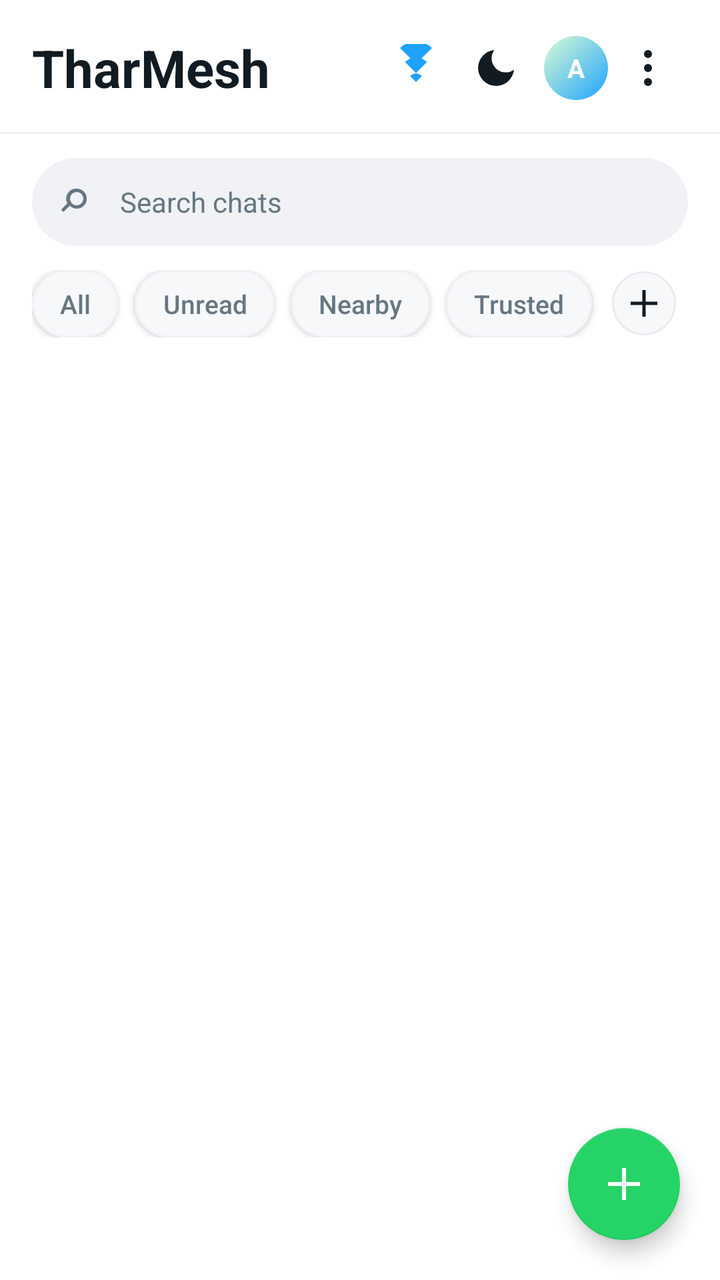
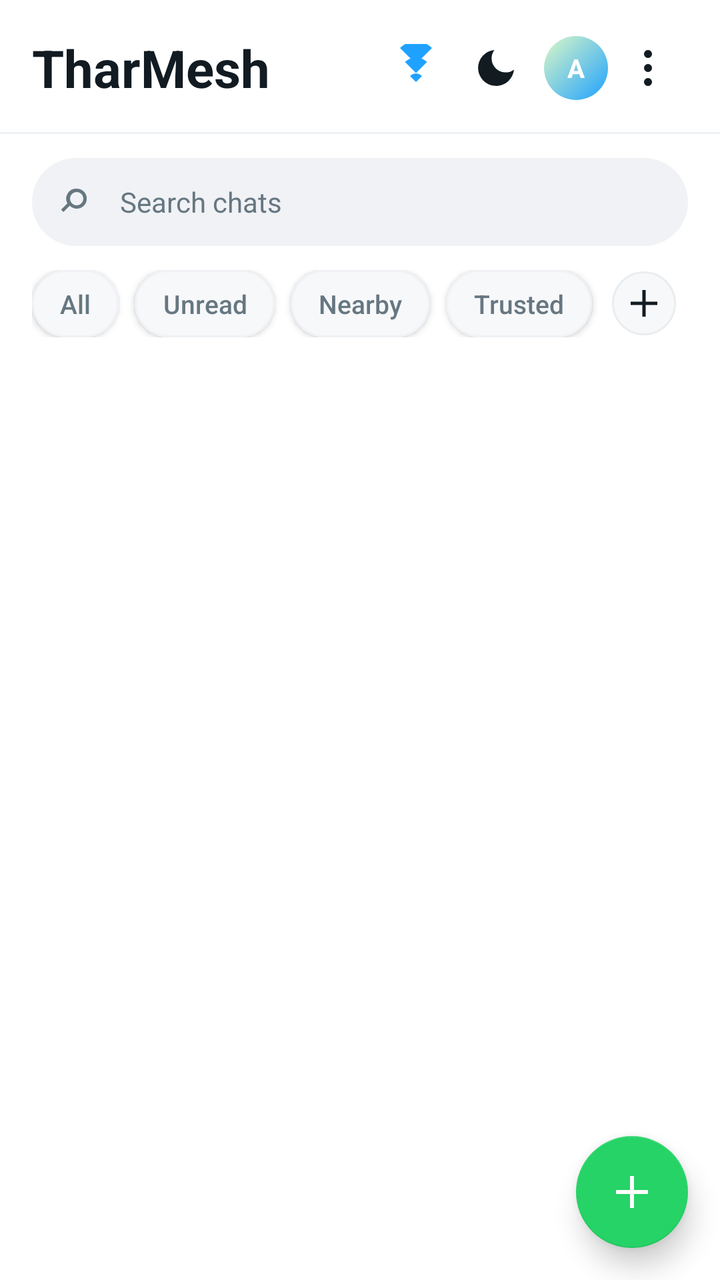

An Android layout rendered at two revisions. The XML below is the earlier revision; the diff shows what the commit changed to produce the second picture.
<!-- AndroidManifest.xml: application theme Theme.TharMesh -->
<!-- res/layout/fragment_messages.xml -->
<?xml version="1.0" encoding="utf-8"?>
<androidx.coordinatorlayout.widget.CoordinatorLayout
    xmlns:android="http://schemas.android.com/apk/res/android"
    xmlns:app="http://schemas.android.com/apk/res-auto"
    android:layout_width="match_parent"
    android:layout_height="match_parent"
    android:background="@drawable/bg_screen_gradient">

    <LinearLayout
        android:layout_width="match_parent"
        android:layout_height="match_parent"
        android:orientation="vertical">

        
        
        
        
        
        <LinearLayout
            android:layout_width="match_parent"
            android:layout_height="wrap_content"
            android:gravity="center_vertical"
            android:orientation="horizontal"
            android:paddingStart="16dp"
            android:paddingEnd="16dp"
            android:paddingTop="14dp"
            android:paddingBottom="6dp">

            <TextView
                android:layout_width="0dp"
                android:layout_height="wrap_content"
                android:layout_weight="1"
                android:text="@string/app_name"
                android:textColor="?attr/tmTextPrimary"
                android:textSize="26sp"
                android:textStyle="bold" />

            
            <FrameLayout
                android:id="@+id/btn_top_mesh"
                android:layout_width="40dp"
                android:layout_height="40dp"
                android:background="@drawable/bg_top_icon">

                <ImageView
                    android:layout_width="match_parent"
                    android:layout_height="match_parent"
                    android:contentDescription="@string/cd_mesh_status"
                    android:padding="8dp"
                    android:src="@drawable/ic_wifi" />

                <View
                    android:id="@+id/top_mesh_warning_dot"
                    android:layout_width="10dp"
                    android:layout_height="10dp"
                    android:layout_gravity="top|end"
                    android:layout_marginTop="6dp"
                    android:layout_marginEnd="6dp"
                    android:background="@drawable/bg_warning_dot"
                    android:visibility="gone" />
            </FrameLayout>

            <ImageView
                android:id="@+id/btn_top_theme"
                android:layout_width="40dp"
                android:layout_height="40dp"
                android:background="@drawable/bg_top_icon"
                android:contentDescription="@string/settings_theme"
                android:padding="8dp"
                android:src="@drawable/ic_moon" />

            <FrameLayout
                android:id="@+id/btn_top_profile"
                android:layout_width="32dp"
                android:layout_height="32dp"
                android:layout_marginStart="4dp">

                <TextView
                    android:id="@+id/top_profile_avatar"
                    android:layout_width="match_parent"
                    android:layout_height="match_parent"
                    android:background="@drawable/bg_avatar"
                    android:gravity="center"
                    android:text="A"
                    android:textColor="@android:color/white"
                    android:textSize="13sp"
                    android:textStyle="bold" />

                <ImageView
                    android:id="@+id/top_profile_avatar_image"
                    android:layout_width="match_parent"
                    android:layout_height="match_parent"
                    android:scaleType="centerCrop"
                    android:visibility="gone"
                    android:contentDescription="@string/profile_avatar_cd" />
            </FrameLayout>

            <ImageView
                android:id="@+id/btn_top_overflow"
                android:layout_width="40dp"
                android:layout_height="40dp"
                android:background="@drawable/bg_top_icon"
                android:contentDescription="@string/settings_title"
                android:padding="8dp"
                android:src="@drawable/ic_more_vert" />
        </LinearLayout>

        
        <View
            android:layout_width="match_parent"
            android:layout_height="1dp"
            android:layout_marginTop="6dp"
            android:background="?attr/tmStrokeSoft" />

        
        
        
        <LinearLayout
            android:layout_width="match_parent"
            android:layout_height="wrap_content"
            android:layout_marginStart="16dp"
            android:layout_marginEnd="16dp"
            android:layout_marginTop="12dp"
            android:layout_marginBottom="12dp"
            android:background="@drawable/bg_search_pill"
            android:gravity="center_vertical"
            android:minHeight="44dp"
            android:orientation="horizontal"
            android:paddingStart="14dp"
            android:paddingEnd="14dp">

            <ImageView
                android:layout_width="20dp"
                android:layout_height="20dp"
                android:contentDescription="@string/cd_search"
                android:src="@drawable/ic_search" />

            <EditText
                android:id="@+id/chats_search"
                android:layout_width="0dp"
                android:layout_height="wrap_content"
                android:layout_marginStart="10dp"
                android:layout_weight="1"
                android:background="@null"
                android:hint="@string/chats_search_hint"
                android:imeOptions="actionSearch"
                android:inputType="text"
                android:maxLines="1"
                android:textColor="?attr/tmTextPrimary"
                android:textColorHint="?attr/tmTextSecondary"
                android:textSize="14sp" />
        </LinearLayout>

        
        
        
        <HorizontalScrollView
            android:layout_width="match_parent"
            android:layout_height="wrap_content"
            android:paddingStart="16dp"
            android:paddingEnd="16dp"
            android:paddingBottom="12dp"
            android:scrollbars="none">

            <LinearLayout
                android:layout_width="wrap_content"
                android:layout_height="wrap_content"
                android:gravity="center_vertical"
                android:orientation="horizontal">

                <Button
                    android:id="@+id/chip_filter_all"
                    style="@style/TmChip.Filter"
                    android:layout_width="wrap_content"
                    android:layout_height="wrap_content"
                    android:text="@string/chat_filter_all" />

                <Button
                    android:id="@+id/chip_filter_unread"
                    style="@style/TmChip.Filter"
                    android:layout_width="wrap_content"
                    android:layout_height="wrap_content"
                    android:text="@string/chat_filter_unread" />

                <Button
                    android:id="@+id/chip_filter_nearby"
                    style="@style/TmChip.Filter"
                    android:layout_width="wrap_content"
                    android:layout_height="wrap_content"
                    android:text="@string/chat_filter_nearby" />

                <Button
                    android:id="@+id/chip_filter_trusted"
                    style="@style/TmChip.Filter"
                    android:layout_width="wrap_content"
                    android:layout_height="wrap_content"
                    android:text="@string/chat_filter_trusted" />

                <FrameLayout
                    android:id="@+id/chip_filter_plus"
                    android:layout_width="32dp"
                    android:layout_height="32dp"
                    android:layout_marginStart="2dp"
                    android:background="@drawable/bg_chip_plus">

                    <ImageView
                        android:layout_width="20dp"
                        android:layout_height="20dp"
                        android:layout_gravity="center"
                        android:contentDescription="@string/new_chat"
                        android:src="@drawable/ic_plus_thin" />
                </FrameLayout>
            </LinearLayout>
        </HorizontalScrollView>

        
        
        
        
        
        <LinearLayout
            android:id="@+id/nearby_suggest_banner"
            android:layout_width="match_parent"
            android:layout_height="wrap_content"
            android:layout_marginStart="16dp"
            android:layout_marginEnd="16dp"
            android:layout_marginTop="4dp"
            android:layout_marginBottom="4dp"
            android:background="@drawable/bg_nearby_banner"
            android:gravity="center_vertical"
            android:orientation="horizontal"
            android:paddingStart="14dp"
            android:paddingTop="10dp"
            android:paddingEnd="6dp"
            android:paddingBottom="10dp"
            android:visibility="gone">

            <ImageView
                android:layout_width="20dp"
                android:layout_height="20dp"
                android:layout_marginEnd="10dp"
                android:contentDescription="@string/nearby_banner_icon_desc"
                android:src="@drawable/ic_wifi" />

            <TextView
                android:id="@+id/nearby_banner_text"
                android:layout_width="0dp"
                android:layout_height="wrap_content"
                android:layout_weight="1"
                android:textColor="?attr/tmTextPrimary"
                android:textSize="14sp" />

            <Button
                android:id="@+id/nearby_banner_add"
                style="@style/TmButton.Primary"
                android:layout_width="wrap_content"
                android:layout_height="wrap_content"
                android:minHeight="0dp"
                android:paddingStart="14dp"
                android:paddingTop="6dp"
                android:paddingEnd="14dp"
                android:paddingBottom="6dp"
                android:text="@string/nearby_banner_add" />

            <ImageView
                android:id="@+id/nearby_banner_dismiss"
                android:layout_width="32dp"
                android:layout_height="32dp"
                android:layout_marginStart="2dp"
                android:contentDescription="@string/nearby_banner_dismiss_desc"
                android:padding="6dp"
                android:src="@drawable/ic_close" />
        </LinearLayout>

        
        
        
        <FrameLayout
            android:layout_width="match_parent"
            android:layout_height="0dp"
            android:layout_weight="1">

            <androidx.recyclerview.widget.RecyclerView
                android:id="@+id/recycler_chats"
                android:layout_width="match_parent"
                android:layout_height="match_parent"
                android:clipToPadding="false"
                android:paddingTop="2dp"
                android:paddingBottom="120dp" />

            <LinearLayout
                android:id="@+id/empty_chats"
                android:layout_width="match_parent"
                android:layout_height="wrap_content"
                android:layout_gravity="center"
                android:gravity="center_horizontal"
                android:orientation="vertical"
                android:padding="32dp"
                android:visibility="gone">

                <FrameLayout
                    android:layout_width="80dp"
                    android:layout_height="80dp"
                    android:background="@drawable/bg_round_icon_green">

                    <ImageView
                        android:layout_width="36dp"
                        android:layout_height="36dp"
                        android:layout_gravity="center"
                        android:src="@drawable/ic_message" />
                </FrameLayout>

                <TextView
                    style="@style/Text.H2"
                    android:layout_width="wrap_content"
                    android:layout_height="wrap_content"
                    android:layout_marginTop="18dp"
                    android:text="@string/empty_chats" />

                <TextView
                    style="@style/Text.Caption"
                    android:layout_width="wrap_content"
                    android:layout_height="wrap_content"
                    android:layout_marginTop="8dp"
                    android:gravity="center"
                    android:textSize="15sp"
                    android:text="@string/empty_chats_hint" />

                <Button
                    android:id="@+id/button_empty_start_chat"
                    style="@style/TmButton.Primary"
                    android:layout_width="wrap_content"
                    android:layout_height="wrap_content"
                    android:layout_marginTop="24dp"
                    android:minWidth="200dp"
                    android:text="@string/empty_chats_button" />

                <Button
                    android:id="@+id/button_empty_invite"
                    style="?android:attr/borderlessButtonStyle"
                    android:layout_width="wrap_content"
                    android:layout_height="wrap_content"
                    android:layout_marginTop="4dp"
                    android:minWidth="200dp"
                    android:text="@string/empty_chats_invite" />
            </LinearLayout>
        </FrameLayout>
    </LinearLayout>

    
    
    
    <com.google.android.material.floatingactionbutton.FloatingActionButton
        android:id="@+id/fab_new_chat"
        android:layout_width="wrap_content"
        android:layout_height="wrap_content"
        android:layout_gravity="bottom|end"
        android:layout_margin="20dp"
        android:contentDescription="@string/new_chat"
        android:src="@drawable/ic_plus"
        app:backgroundTint="?attr/tmNeonGreen"
        app:tint="?attr/tmBg"
        app:elevation="6dp" />

</androidx.coordinatorlayout.widget.CoordinatorLayout>
<!-- resources referenced by this layout -->
<resources>
  <!-- drawable bg_search_pill (drawable) -->
  <?xml version="1.0" encoding="utf-8"?>
  <shape xmlns:android="http://schemas.android.com/apk/res/android"
      android:shape="rectangle">
      <solid android:color="?attr/tmSearchFill" />
      <corners android:radius="100dp" />
  </shape>
  <string name="app_name">TharMesh</string>
  <string name="cd_mesh_status">Mesh status</string>
  <string name="cd_search">Search</string>
  <string name="chat_filter_all">All</string>
  <string name="chat_filter_nearby">Nearby</string>
  <string name="chat_filter_trusted">Trusted</string>
  <string name="chat_filter_unread">Unread</string>
  <string name="chats_search_hint">Search chats</string>
  <string name="empty_chats">No conversations yet</string>
  <string name="empty_chats_button">Start Mesh Chat</string>
  <string name="empty_chats_hint">Start a mesh chat with nearby devices.</string>
  <string name="empty_chats_invite">Invite a friend</string>
  <string name="nearby_banner_add">Add</string>
  <string name="nearby_banner_dismiss_desc">Dismiss</string>
  <string name="nearby_banner_icon_desc">Nearby peer</string>
  <string name="new_chat">New chat</string>
  <string name="profile_avatar_cd">Profile photo</string>
  <string name="settings_theme">Theme</string>
  <string name="settings_title">Settings</string>
  <style name="Text.Caption" parent="TextAppearance.AppCompat">
          <item name="android:textColor">?attr/tmTextSecondary</item>
          <item name="android:textSize">12sp</item>
      </style>
  <style name="Text.H2" parent="TextAppearance.AppCompat">
          <item name="android:textColor">?attr/tmTextPrimary</item>
          <item name="android:textSize">18sp</item>
          <item name="android:textStyle">bold</item>
      </style>
  <color name="tm_light_neon_green">#25D366</color>
  <color name="tm_light_neon_green_dim">#D9FDD3</color>
  <color name="tm_light_bg">#FFFFFF</color>
  <color name="tm_light_neon_cyan">#1FA2FF</color>
  <color name="tm_light_neon_cyan_dim">#D6ECFF</color>
  <color name="tm_light_surface">#FFFFFF</color>
  <color name="tm_light_text_primary">#111B21</color>
  <color name="tm_light_text_secondary">#667781</color>
  <color name="tm_light_bg_2">#F7F8FA</color>
  <color name="tm_light_surface_2">#F7F8FA</color>
  <color name="tm_light_surface_glass">#FFFFFF</color>
  <color name="tm_light_stroke">#E9EDEF</color>
  <color name="tm_light_stroke_soft">#F0F2F5</color>
  <color name="tm_light_text_muted">#8696A0</color>
  <color name="tm_light_desert_amber">#F09D38</color>
  <color name="tm_light_danger">#E53935</color>
  <color name="tm_light_danger_dim">#FBE9E7</color>
  <color name="tm_light_warning">#F09D38</color>
  <color name="tm_light_bubble_me_start">#D9FDD3</color>
  <color name="tm_light_bubble_me_end">#D9FDD3</color>
  <color name="tm_light_bubble_peer">#FFFFFF</color>
  <color name="tm_light_bubble_text_me">#111B21</color>
  <color name="tm_light_bubble_text_peer">#111B21</color>
  <color name="tm_light_tick_read">#53BDEB</color>
  <color name="tm_light_tick_default">#8696A0</color>
  <color name="tm_light_unread_badge">#25D366</color>
  <color name="tm_light_unread_badge_text">#FFFFFF</color>
  <color name="tm_light_gradient_top">#FFFFFF</color>
  <color name="tm_light_gradient_bottom">#FFFFFF</color>
  <color name="tm_light_glow_cyan_20">#331FA2FF</color>
  <color name="tm_light_glow_green_20">#3325D366</color>
  <color name="tm_light_glow_danger_20">#33E53935</color>
  <color name="tm_light_search_fill">#F0F2F5</color>
  <!-- unchanged entries left out for length: 20 -->
</resources>

<!-- the commit's change to res/layout/fragment_messages.xml (unified diff, before → after) -->
@@ -295,12 +295,12 @@
                 android:layout_gravity="center"
                 android:gravity="center_horizontal"
                 android:orientation="vertical"
-                android:padding="32dp"
+                android:padding="@dimen/tm_space_xxl"
                 android:visibility="gone">
 
                 <FrameLayout
-                    android:layout_width="80dp"
-                    android:layout_height="80dp"
+                    android:layout_width="88dp"
+                    android:layout_height="88dp"
                     android:background="@drawable/bg_round_icon_green">
 
                     <ImageView
@@ -314,16 +314,17 @@
                     style="@style/Text.H2"
                     android:layout_width="wrap_content"
                     android:layout_height="wrap_content"
-                    android:layout_marginTop="18dp"
+                    android:layout_marginTop="@dimen/tm_space_xl"
+                    android:gravity="center"
                     android:text="@string/empty_chats" />
 
                 <TextView
-                    style="@style/Text.Caption"
-                    android:layout_width="wrap_content"
-                    android:layout_height="wrap_content"
-                    android:layout_marginTop="8dp"
+                    style="@style/Text.Meta"
+                    android:layout_width="wrap_content"
+                    android:layout_height="wrap_content"
+                    android:layout_marginTop="@dimen/tm_space_s"
                     android:gravity="center"
-                    android:textSize="15sp"
+                    android:lineSpacingExtra="2dp"
                     android:text="@string/empty_chats_hint" />
 
                 <Button
@@ -331,7 +332,7 @@
                     style="@style/TmButton.Primary"
                     android:layout_width="wrap_content"
                     android:layout_height="wrap_content"
-                    android:layout_marginTop="24dp"
+                    android:layout_marginTop="@dimen/tm_space_xxl"
                     android:minWidth="200dp"
                     android:text="@string/empty_chats_button" />
 
@@ -340,7 +341,7 @@
                     style="?android:attr/borderlessButtonStyle"
                     android:layout_width="wrap_content"
                     android:layout_height="wrap_content"
-                    android:layout_marginTop="4dp"
+                    android:layout_marginTop="@dimen/tm_space_xs"
                     android:minWidth="200dp"
                     android:text="@string/empty_chats_invite" />
             </LinearLayout>
@@ -355,11 +356,12 @@
         android:layout_width="wrap_content"
         android:layout_height="wrap_content"
         android:layout_gravity="bottom|end"
-        android:layout_margin="20dp"
+        android:layout_margin="@dimen/tm_space_l"
         android:contentDescription="@string/new_chat"
         android:src="@drawable/ic_plus"
         app:backgroundTint="?attr/tmNeonGreen"
         app:tint="?attr/tmBg"
-        app:elevation="6dp" />
+        app:elevation="8dp"
+        app:pressedTranslationZ="2dp" />
 
 </androidx.coordinatorlayout.widget.CoordinatorLayout>
<!-- resource entries referenced after the edit -->
@@ -1,5 +1,10 @@
 <!-- resources referenced by this layout -->
 <resources>
+  <dimen name="tm_space_l">16dp</dimen>
+  <dimen name="tm_space_s">8dp</dimen>
+  <dimen name="tm_space_xl">20dp</dimen>
+  <dimen name="tm_space_xs">4dp</dimen>
+  <dimen name="tm_space_xxl">24dp</dimen>
   <!-- drawable bg_search_pill (drawable) -->
   <?xml version="1.0" encoding="utf-8"?>
   <shape xmlns:android="http://schemas.android.com/apk/res/android"
@@ -26,15 +31,16 @@
   <string name="profile_avatar_cd">Profile photo</string>
   <string name="settings_theme">Theme</string>
   <string name="settings_title">Settings</string>
-  <style name="Text.Caption" parent="TextAppearance.AppCompat">
-          <item name="android:textColor">?attr/tmTextSecondary</item>
-          <item name="android:textSize">12sp</item>
-      </style>
   <style name="Text.H2" parent="TextAppearance.AppCompat">
           <item name="android:textColor">?attr/tmTextPrimary</item>
           <item name="android:textSize">18sp</item>
           <item name="android:textStyle">bold</item>
       </style>
+  <style name="Text.Meta" parent="TextAppearance.AppCompat">
+          <item name="android:textColor">?attr/tmTextSecondary</item>
+          <item name="android:textSize">@dimen/tm_text_meta_l</item>
+      </style>
+  <dimen name="tm_text_meta_l">13sp</dimen>
   <color name="tm_light_neon_green">#25D366</color>
   <color name="tm_light_neon_green_dim">#D9FDD3</color>
   <color name="tm_light_bg">#FFFFFF</color>
@@ -53,13 +59,13 @@
   <color name="tm_light_danger">#E53935</color>
   <color name="tm_light_danger_dim">#FBE9E7</color>
   <color name="tm_light_warning">#F09D38</color>
-  <color name="tm_light_bubble_me_start">#D9FDD3</color>
-  <color name="tm_light_bubble_me_end">#D9FDD3</color>
+  <color name="tm_light_bubble_me_start">#DCF8C6</color>
+  <color name="tm_light_bubble_me_end">#DCF8C6</color>
   <color name="tm_light_bubble_peer">#FFFFFF</color>
   <color name="tm_light_bubble_text_me">#111B21</color>
   <color name="tm_light_bubble_text_peer">#111B21</color>
-  <color name="tm_light_tick_read">#53BDEB</color>
-  <color name="tm_light_tick_default">#8696A0</color>
+  <color name="tm_light_tick_read">#34B7F1</color>
+  <color name="tm_light_tick_default">#667781</color>
   <color name="tm_light_unread_badge">#25D366</color>
   <color name="tm_light_unread_badge_text">#FFFFFF</color>
   <color name="tm_light_gradient_top">#FFFFFF</color>
